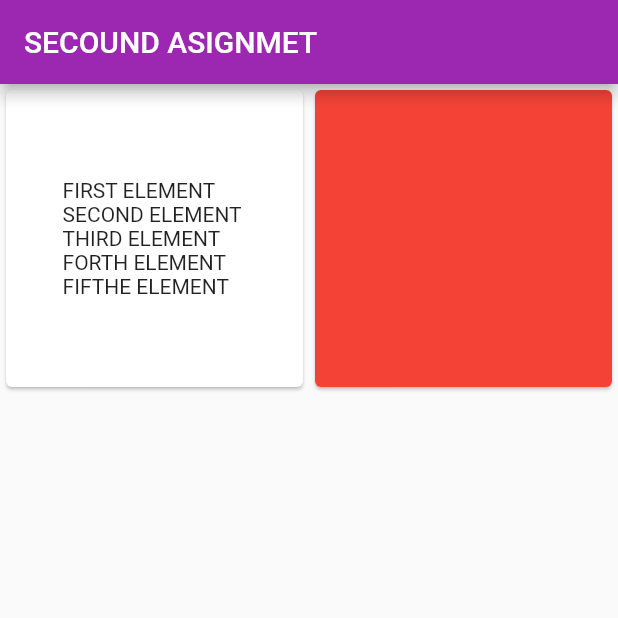
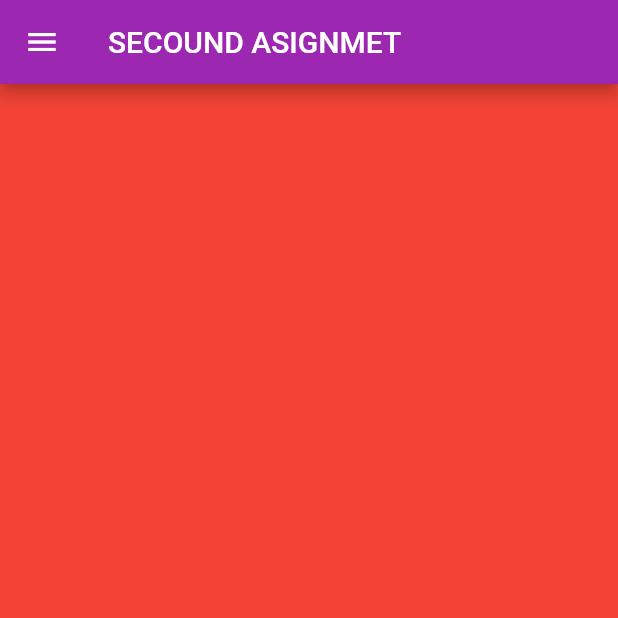
Before and after one commit to mohamad-habbash/landscape, a Flutter app: the screen it shows after launch, on a phone screen of 412 x 824 dp, the top half of it. Run offline on Flutter 3.47's test engine with Material 2 defaults, Android fonts, the phone set to English and light mode, and no system bars.

Commit message:
My First Commit

```diff
--- a/lib/main.dart
+++ b/lib/main.dart
@@ -32,11 +32,6 @@ class _MyHomePageState extends State<MyHomePage> {
 
   void _incrementCounter() {
     setState(() {
-      // This call to setState tells the Flutter framework that something has
-      // changed in this State, which causes it to rerun the build method below
-      // so that the display can reflect the updated values. If we changed
-      // _counter without calling setState(), then the build method would not be
-      // called again, and so nothing would appear to happen.
       _counter++;
     });
   }
@@ -44,29 +39,102 @@ class _MyHomePageState extends State<MyHomePage> {
   @override
   Widget build(BuildContext context) {
     return Scaffold(
-      appBar: AppBar(
-        title: Text("SECOUND ASIGNMET"),
-        backgroundColor: Colors.purple,
+      backgroundColor:Colors.red,
+      appBar: AppBar(title: Text("SECOUND ASIGNMET"),
+      backgroundColor: Colors.purple,
       ),
-      body: Container (child: GridView(
-        gridDelegate: SliverGridDelegateWithFixedCrossAxisCount(crossAxisCount: 2),
+      body: const Center(
 
-        children: [
+        child: Text(' '),
+
+      ),
+      drawer: Drawer(
+
+        backgroundColor: Color.fromRGBO(221, 144, 169, 1),
+
+        child: ListView(
+          // Obeisty :2.0,
+          padding: EdgeInsets.zero,
+
+          children: [
+
+          const DrawerHeader(
+
+              decoration: BoxDecoration(
+                color: Color.fromRGBO(221, 144, 169, 1),
+
+              ),
+              child: Text('  '),
+            ),
+            ListTile(
+
+              title: const Text('FIRST ELEMENT'),
+              onTap: () {
+                Navigator.pop(context);
+              },
+            ),
+            ListTile(
+
+              title: const Text('SECOND ELEMENT'),
+              onTap: () {
+                  Navigator.pop(context);
+              },
+            ),
+            ListTile(
+              title: const Text('THIRD ELEMENT'),
+              onTap: () {
+                Navigator.pop(context);
+              },
+            ),
+            ListTile(
+              title: const Text('FORTH ELEMENT'),
+              onTap: () {
+                Navigator.pop(context);
+              },
+            ),
+            ListTile(
+              title: const Text('FIFTHE ELEMENT'),
+              onTap: () {
+                Navigator.pop(context);
+              },
+            ),
+          ],
+        ),
+      ),
+    );
+  }
+}
 
 
-        Card(
-          child: Center(child: Text('FIRST ELEMENT \nSECOND ELEMENT \nTHIRD ELEMENT \nFORTH ELEMENT \nFIFTHE ELEMENT')),
-        ),
-          Card(
-          color: Colors.red,
-          child: Center(child: Text('  ')),
-
-        ),
 
 
-        ]
-      ),
-      ));
 
-  }
-}
+
+
+//     return Scaffold(
+//       appBar: AppBar(
+//         title: Text("SECOUND ASIGNMET"),
+//         backgroundColor: Colors.purple,
+//       ),
+//       body: Drawer(
+//     child: Material (
+//       color :Colors.pink,
+//       child: ListView(
+//       // padding: Padding,
+//         children: <Widget>[
+//             const SizedBox(height: 48),
+//               // buildm
+//               buildMenuItem(
+
+//               ),
+
+//         ],
+//       ),
+
+//     ),
+
+//       )
+//       );
+
+//   }
+// }
```
